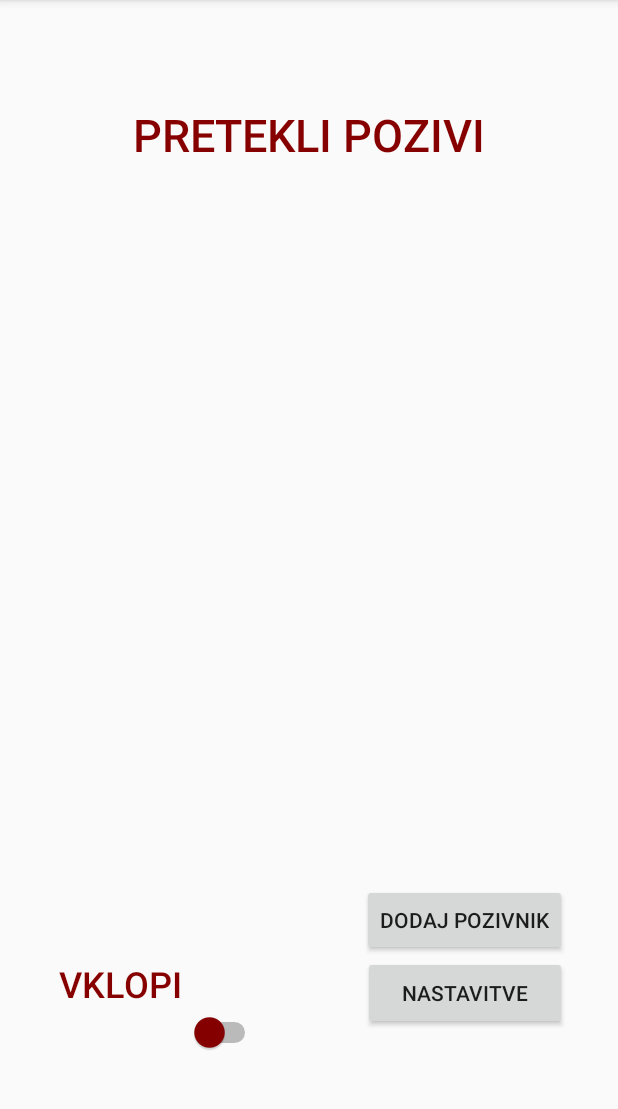
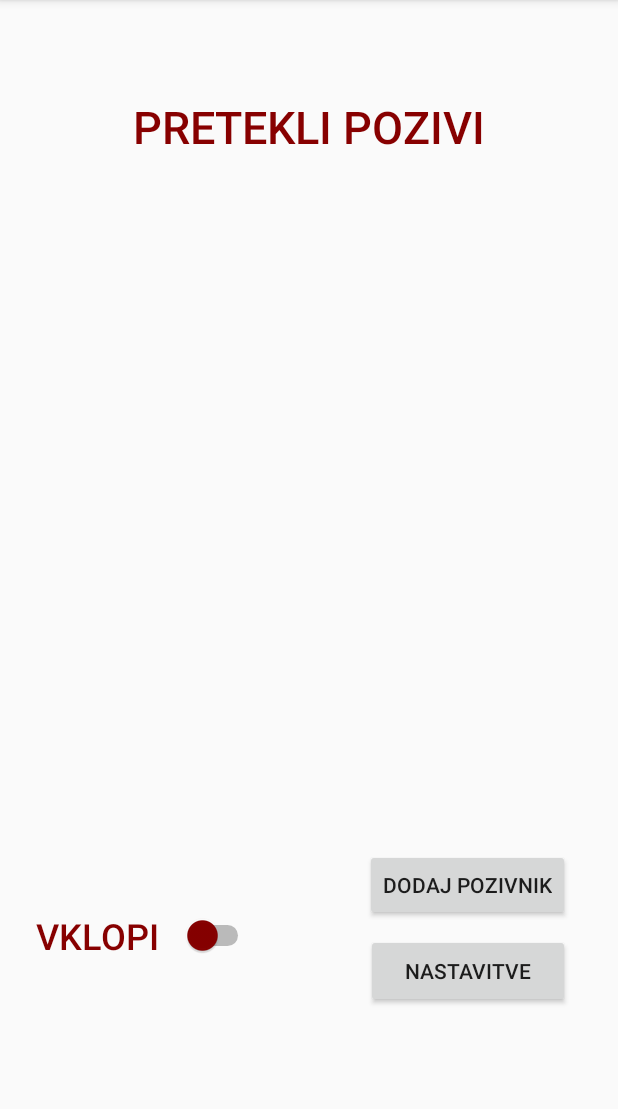
Before and after one commit to Simon442/FireSMS, an Android app: the screen it shows after launch (MainActivity), on a phone screen of 412 x 824 dp, the part 84-1193 px from its top. Run offline under Robolectric (Android 15) with nearby library versions, the phone set to English and light mode, and no system bars.

Commit message:
Fix layout

```diff
--- a/app/src/main/java/com/example/firesms/MainActivity.java
+++ b/app/src/main/java/com/example/firesms/MainActivity.java
@@ -28,6 +28,5 @@ public class MainActivity extends AppCompatActivity {
     public void DodajPozivnike() {
         Intent intent = new Intent(this, DodajPozivnike.class);
         startActivity(intent);
-        startActivity(intent);
     }
 }
--- a/app/src/main/res/layout/activity_main.xml
+++ b/app/src/main/res/layout/activity_main.xml
@@ -11,9 +11,7 @@
         android:id="@+id/textView"
         android:layout_width="wrap_content"
         android:layout_height="wrap_content"
-        android:layout_marginStart="87dp"
-        android:layout_marginTop="69dp"
-        android:layout_marginEnd="87dp"
+        android:layout_marginTop="64dp"
         android:text="@string/pretekli_pozivi"
         android:textAppearance="@style/TextAppearance.AppCompat.Body2"
         android:textColor="@color/colorPrimaryDark"
@@ -26,18 +24,18 @@
         android:id="@+id/gumbDodajPozivnik"
         android:layout_width="wrap_content"
         android:layout_height="wrap_content"
-        android:layout_marginTop="479dp"
-        android:layout_marginEnd="34dp"
+        android:layout_marginEnd="32dp"
         android:text="@string/dodaj_pozivnik"
         app:layout_constraintEnd_toEndOf="parent"
-        app:layout_constraintTop_toBottomOf="@+id/textView" />
+        app:layout_constraintTop_toTopOf="@+id/guideline2" />
 
     <Button
         android:id="@+id/gumbNastavitve"
         android:layout_width="136dp"
         android:layout_height="49dp"
-        android:layout_marginEnd="34dp"
+        android:layout_marginEnd="32dp"
         android:text="@string/nastavitve"
+        app:layout_constraintBottom_toTopOf="@+id/guideline3"
         app:layout_constraintEnd_toEndOf="parent"
         app:layout_constraintTop_toBottomOf="@+id/gumbDodajPozivnik" />
 
@@ -45,33 +43,41 @@
         android:id="@+id/switchVklopi"
         android:layout_width="wrap_content"
         android:layout_height="wrap_content"
-        android:layout_marginTop="528dp"
-        android:layout_marginEnd="68dp"
-        android:layout_marginBottom="66dp"
+        android:layout_marginStart="16dp"
         android:button="@color/colorPrimaryDark"
         android:buttonTint="#870000"
         android:thumbTint="@color/colorAccent"
-        app:layout_constraintBottom_toBottomOf="parent"
-        app:layout_constraintEnd_toStartOf="@+id/gumbNastavitve"
-        app:layout_constraintTop_toBottomOf="@+id/textView"
-        app:layout_constraintVertical_bias="1.0" />
+        app:layout_constraintBottom_toTopOf="@+id/guideline3"
+        app:layout_constraintStart_toEndOf="@+id/textView2"
+        app:layout_constraintTop_toTopOf="@+id/guideline2" />
 
     <TextView
         android:id="@+id/textView2"
         android:layout_width="wrap_content"
         android:layout_height="wrap_content"
-        android:layout_marginStart="40dp"
-        android:layout_marginTop="529dp"
-        android:layout_marginEnd="20dp"
-        android:layout_marginBottom="60dp"
+        android:layout_marginStart="24dp"
         android:text="@string/vklopi"
         android:textAppearance="@style/TextAppearance.AppCompat.Body2"
         android:textColor="#870000"
         android:textSize="24sp"
+        app:layout_constraintBottom_toTopOf="@+id/guideline3"
+        app:layout_constraintStart_toStartOf="parent"
+        app:layout_constraintTop_toTopOf="@+id/guideline2" />
+
+    <androidx.constraintlayout.widget.Guideline
+        android:id="@+id/guideline2"
+        android:layout_width="wrap_content"
+        android:layout_height="wrap_content"
+        android:orientation="horizontal"
+        app:layout_constraintGuide_percent="0.7373461" />
+
+    <androidx.constraintlayout.widget.Guideline
+        android:id="@+id/guideline3"
+        android:layout_width="wrap_content"
+        android:layout_height="wrap_content"
+        android:layout_marginBottom="32dp"
+        android:orientation="horizontal"
         app:layout_constraintBottom_toBottomOf="parent"
-        app:layout_constraintEnd_toStartOf="@+id/switchVklopi"
-        app:layout_constraintHorizontal_bias="0.06"
-        app:layout_constraintStart_toStartOf="parent"
-        app:layout_constraintTop_toBottomOf="@+id/textView"
-        app:layout_constraintVertical_bias="0.0" />
+        app:layout_constraintGuide_percent="0.8864569" />
+
 </androidx.constraintlayout.widget.ConstraintLayout>
```
